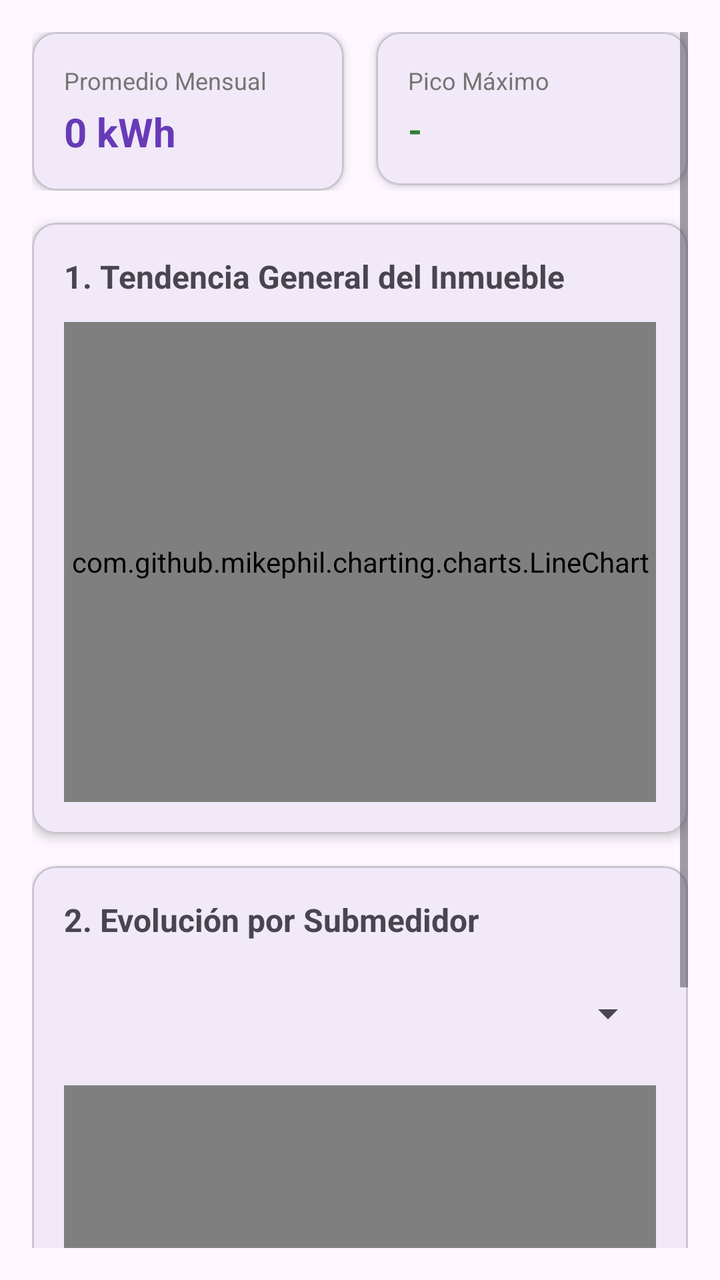
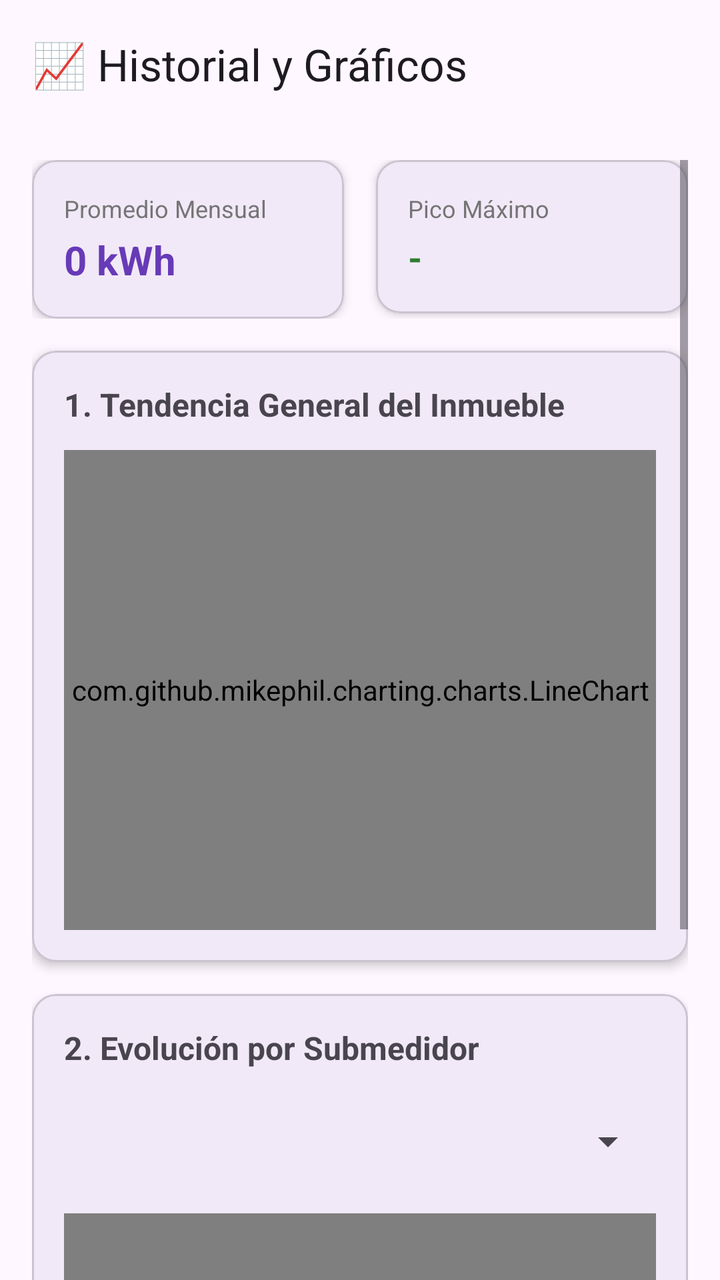

The first picture is an Android layout as it rendered before a commit; the second is the same layout after the commit. The layout source and the unified diff follow.
<!-- AndroidManifest.xml: application theme Theme.KiloWatt -->
<!-- res/layout/activity_historial_consumo.xml -->
<?xml version="1.0" encoding="utf-8"?>
<ScrollView xmlns:android="http://schemas.android.com/apk/res/android"
    xmlns:app="http://schemas.android.com/apk/res-auto"
    android:layout_width="match_parent"
    android:layout_height="match_parent"
    android:padding="16dp">

    <LinearLayout
        android:layout_width="match_parent"
        android:layout_height="wrap_content"
        android:orientation="vertical">

        
        <LinearLayout
            android:layout_width="match_parent"
            android:layout_height="wrap_content"
            android:layout_marginBottom="16dp"
            android:baselineAligned="false"
            android:orientation="horizontal"
            android:weightSum="2">

            <com.google.android.material.card.MaterialCardView
                android:layout_width="0dp"
                android:layout_height="wrap_content"
                android:layout_marginEnd="8dp"
                android:layout_weight="1"
                app:cardCornerRadius="12dp"
                app:cardElevation="3dp">

                <LinearLayout
                    android:layout_width="match_parent"
                    android:layout_height="wrap_content"
                    android:orientation="vertical"
                    android:padding="16dp">

                    <TextView
                        android:layout_width="wrap_content"
                        android:layout_height="wrap_content"
                        android:text="@string/label_promedio_kwh"
                        android:textColor="@color/gray_secondary"
                        android:textSize="12sp" />

                    <TextView
                        android:id="@+id/tvPromedioKwh"
                        android:layout_width="wrap_content"
                        android:layout_height="wrap_content"
                        android:layout_marginTop="4dp"
                        android:text="@string/default_kwh"
                        android:textColor="@color/purple_primary"
                        android:textSize="20sp"
                        android:textStyle="bold" />
                </LinearLayout>
            </com.google.android.material.card.MaterialCardView>

            <com.google.android.material.card.MaterialCardView
                android:layout_width="0dp"
                android:layout_height="wrap_content"
                android:layout_marginStart="8dp"
                android:layout_weight="1"
                app:cardCornerRadius="12dp"
                app:cardElevation="3dp">

                <LinearLayout
                    android:layout_width="match_parent"
                    android:layout_height="wrap_content"
                    android:orientation="vertical"
                    android:padding="16dp">

                    <TextView
                        android:layout_width="wrap_content"
                        android:layout_height="wrap_content"
                        android:text="@string/label_pico_maximo"
                        android:textColor="@color/gray_secondary"
                        android:textSize="12sp" />

                    <TextView
                        android:id="@+id/tvMesMayorConsumo"
                        android:layout_width="wrap_content"
                        android:layout_height="wrap_content"
                        android:layout_marginTop="4dp"
                        android:text="-"
                        android:textColor="@color/green_success"
                        android:textSize="18sp"
                        android:textStyle="bold" />
                </LinearLayout>
            </com.google.android.material.card.MaterialCardView>
        </LinearLayout>

        
        <com.google.android.material.card.MaterialCardView
            android:layout_width="match_parent"
            android:layout_height="wrap_content"
            android:layout_marginBottom="16dp"
            app:cardCornerRadius="12dp"
            app:cardElevation="3dp">

            <LinearLayout
                android:layout_width="match_parent"
                android:layout_height="wrap_content"
                android:orientation="vertical"
                android:padding="16dp">

                <TextView
                    android:layout_width="wrap_content"
                    android:layout_height="wrap_content"
                    android:text="@string/title_tendencia_inmueble"
                    android:textSize="16sp"
                    android:textStyle="bold" />

                <TextView
                    android:id="@+id/tvSinDatosMatriz"
                    android:layout_width="wrap_content"
                    android:layout_height="wrap_content"
                    android:layout_marginTop="8dp"
                    android:text="@string/msg_sin_datos_historicos"
                    android:textColor="@color/gray_secondary"
                    android:textSize="13sp"
                    android:visibility="gone" />

                <com.github.mikephil.charting.charts.LineChart
                    android:id="@+id/chartInmueble"
                    android:layout_width="match_parent"
                    android:layout_height="240dp"
                    android:layout_marginTop="12dp" />
            </LinearLayout>
        </com.google.android.material.card.MaterialCardView>

        
        <com.google.android.material.card.MaterialCardView
            android:layout_width="match_parent"
            android:layout_height="wrap_content"
            android:layout_marginBottom="16dp"
            app:cardCornerRadius="12dp"
            app:cardElevation="3dp">

            <LinearLayout
                android:layout_width="match_parent"
                android:layout_height="wrap_content"
                android:orientation="vertical"
                android:padding="16dp">

                <TextView
                    android:layout_width="wrap_content"
                    android:layout_height="wrap_content"
                    android:text="@string/title_evolucion_submedidor"
                    android:textSize="16sp"
                    android:textStyle="bold" />

                <Spinner
                    android:id="@+id/spSubmedidorHistorial"
                    android:layout_width="match_parent"
                    android:layout_height="wrap_content"
                    android:layout_marginTop="12dp"
                    android:minHeight="48dp" />

                <TextView
                    android:id="@+id/tvSinDatosSubmedidor"
                    android:layout_width="wrap_content"
                    android:layout_height="wrap_content"
                    android:layout_marginTop="8dp"
                    android:text="@string/msg_sin_datos_historicos"
                    android:textColor="@color/gray_secondary"
                    android:textSize="13sp"
                    android:visibility="gone" />

                <com.github.mikephil.charting.charts.BarChart
                    android:id="@+id/chartSubmedidor"
                    android:layout_width="match_parent"
                    android:layout_height="240dp"
                    android:layout_marginTop="12dp" />
            </LinearLayout>
        </com.google.android.material.card.MaterialCardView>

    </LinearLayout>
</ScrollView>
<!-- resources referenced by this layout -->
<resources>
  <color name="gray_secondary">#757575</color>
  <color name="green_success">#2E7D32</color>
  <color name="purple_primary">#673AB7</color>
  <string name="default_kwh">0 kWh</string>
  <string name="label_pico_maximo">Pico Máximo</string>
  <string name="label_promedio_kwh">Promedio Mensual</string>
  <string name="msg_sin_datos_historicos">Ingresa lecturas en al menos un periodo para visualizar gráficos</string>
  <string name="title_evolucion_submedidor">2. Evolución por Submedidor</string>
  <string name="title_tendencia_inmueble">1. Tendencia General del Inmueble</string>
  <style name="Theme.KiloWatt" parent="Base.Theme.KiloWatt" />
  <style name="Base.Theme.KiloWatt" parent="Theme.Material3.DayNight.NoActionBar">
          
          
      </style>
</resources>

<!-- the commit's change to res/layout/activity_historial_consumo.xml (unified diff, before → after) -->
@@ -1,29 +1,116 @@
 <?xml version="1.0" encoding="utf-8"?>
-<ScrollView xmlns:android="http://schemas.android.com/apk/res/android"
+<LinearLayout xmlns:android="http://schemas.android.com/apk/res/android"
     xmlns:app="http://schemas.android.com/apk/res-auto"
     android:layout_width="match_parent"
     android:layout_height="match_parent"
-    android:padding="16dp">
+    android:orientation="vertical">
 
-    <LinearLayout
+    <com.google.android.material.appbar.AppBarLayout
         android:layout_width="match_parent"
         android:layout_height="wrap_content"
-        android:orientation="vertical">
+        android:background="@android:color/transparent"
+        app:elevation="0dp">
 
-        
+        <com.google.android.material.appbar.MaterialToolbar
+            android:id="@+id/topAppBar"
+            android:layout_width="match_parent"
+            android:layout_height="?attr/actionBarSize"
+            app:title="@string/title_historial_graficos" />
+    </com.google.android.material.appbar.AppBarLayout>
+
+    <ScrollView
+        android:layout_width="match_parent"
+        android:layout_height="match_parent"
+        android:clipToPadding="false"
+        android:padding="16dp"
+        android:paddingBottom="24dp">
+
         <LinearLayout
             android:layout_width="match_parent"
             android:layout_height="wrap_content"
-            android:layout_marginBottom="16dp"
-            android:baselineAligned="false"
-            android:orientation="horizontal"
-            android:weightSum="2">
+            android:orientation="vertical">
 
+            
+            <LinearLayout
+                android:layout_width="match_parent"
+                android:layout_height="wrap_content"
+                android:layout_marginBottom="16dp"
+                android:baselineAligned="false"
+                android:orientation="horizontal"
+                android:weightSum="2">
+
+                <com.google.android.material.card.MaterialCardView
+                    android:layout_width="0dp"
+                    android:layout_height="wrap_content"
+                    android:layout_marginEnd="8dp"
+                    android:layout_weight="1"
+                    app:cardCornerRadius="12dp"
+                    app:cardElevation="3dp">
+
+                    <LinearLayout
+                        android:layout_width="match_parent"
+                        android:layout_height="wrap_content"
+                        android:orientation="vertical"
+                        android:padding="16dp">
+
+                        <TextView
+                            android:layout_width="wrap_content"
+                            android:layout_height="wrap_content"
+                            android:text="@string/label_promedio_kwh"
+                            android:textColor="@color/gray_secondary"
+                            android:textSize="12sp" />
+
+                        <TextView
+                            android:id="@+id/tvPromedioKwh"
+                            android:layout_width="wrap_content"
+                            android:layout_height="wrap_content"
+                            android:layout_marginTop="4dp"
+                            android:text="@string/default_kwh"
+                            android:textColor="@color/purple_primary"
+                            android:textSize="20sp"
+                            android:textStyle="bold" />
+                    </LinearLayout>
+                </com.google.android.material.card.MaterialCardView>
+
+                <com.google.android.material.card.MaterialCardView
+                    android:layout_width="0dp"
+                    android:layout_height="wrap_content"
+                    android:layout_marginStart="8dp"
+                    android:layout_weight="1"
+                    app:cardCornerRadius="12dp"
+                    app:cardElevation="3dp">
+
+                    <LinearLayout
+                        android:layout_width="match_parent"
+                        android:layout_height="wrap_content"
+                        android:orientation="vertical"
+                        android:padding="16dp">
+
+                        <TextView
+                            android:layout_width="wrap_content"
+                            android:layout_height="wrap_content"
+                            android:text="@string/label_pico_maximo"
+                            android:textColor="@color/gray_secondary"
+                            android:textSize="12sp" />
+
+                        <TextView
+                            android:id="@+id/tvMesMayorConsumo"
+                            android:layout_width="wrap_content"
+                            android:layout_height="wrap_content"
+                            android:layout_marginTop="4dp"
+                            android:text="-"
+                            android:textColor="@color/green_success"
+                            android:textSize="18sp"
+                            android:textStyle="bold" />
+                    </LinearLayout>
+                </com.google.android.material.card.MaterialCardView>
+            </LinearLayout>
+
+            
             <com.google.android.material.card.MaterialCardView
-                android:layout_width="0dp"
+                android:layout_width="match_parent"
                 android:layout_height="wrap_content"
-                android:layout_marginEnd="8dp"
-                android:layout_weight="1"
+                android:layout_marginBottom="16dp"
                 app:cardCornerRadius="12dp"
                 app:cardElevation="3dp">
 
@@ -36,27 +123,33 @@
                     <TextView
                         android:layout_width="wrap_content"
                         android:layout_height="wrap_content"
-                        android:text="@string/label_promedio_kwh"
-                        android:textColor="@color/gray_secondary"
-                        android:textSize="12sp" />
+                        android:text="@string/title_tendencia_inmueble"
+                        android:textSize="16sp"
+                        android:textStyle="bold" />
 
                     <TextView
-                        android:id="@+id/tvPromedioKwh"
+                        android:id="@+id/tvSinDatosMatriz"
                         android:layout_width="wrap_content"
                         android:layout_height="wrap_content"
-                        android:layout_marginTop="4dp"
-                        android:text="@string/default_kwh"
-                        android:textColor="@color/purple_primary"
-                        android:textSize="20sp"
-                        android:textStyle="bold" />
+                        android:layout_marginTop="8dp"
+                        android:text="@string/msg_sin_datos_historicos"
+                        android:textColor="@color/gray_secondary"
+                        android:textSize="13sp"
+                        android:visibility="gone" />
+
+                    <com.github.mikephil.charting.charts.LineChart
+                        android:id="@+id/chartInmueble"
+                        android:layout_width="match_parent"
+                        android:layout_height="240dp"
+                        android:layout_marginTop="12dp" />
                 </LinearLayout>
             </com.google.android.material.card.MaterialCardView>
 
+            
             <com.google.android.material.card.MaterialCardView
-                android:layout_width="0dp"
+                android:layout_width="match_parent"
                 android:layout_height="wrap_content"
-                android:layout_marginStart="8dp"
-                android:layout_weight="1"
+                android:layout_marginBottom="16dp"
                 app:cardCornerRadius="12dp"
                 app:cardElevation="3dp">
 
@@ -69,107 +162,35 @@
                     <TextView
                         android:layout_width="wrap_content"
                         android:layout_height="wrap_content"
-                        android:text="@string/label_pico_maximo"
-                        android:textColor="@color/gray_secondary"
-                        android:textSize="12sp" />
+                        android:text="@string/title_evolucion_submedidor"
+                        android:textSize="16sp"
+                        android:textStyle="bold" />
+
+                    <Spinner
+                        android:id="@+id/spSubmedidorHistorial"
+                        android:layout_width="match_parent"
+                        android:layout_height="wrap_content"
+                        android:layout_marginTop="12dp"
+                        android:minHeight="48dp" />
 
                     <TextView
-                        android:id="@+id/tvMesMayorConsumo"
+                        android:id="@+id/tvSinDatosSubmedidor"
                         android:layout_width="wrap_content"
                         android:layout_height="wrap_content"
-                        android:layout_marginTop="4dp"
-                        android:text="-"
-                        android:textColor="@color/green_success"
-                        android:textSize="18sp"
-                        android:textStyle="bold" />
+                        android:layout_marginTop="8dp"
+                        android:text="@string/msg_sin_datos_historicos"
+                        android:textColor="@color/gray_secondary"
+                        android:textSize="13sp"
+                        android:visibility="gone" />
+
+                    <com.github.mikephil.charting.charts.BarChart
+                        android:id="@+id/chartSubmedidor"
+                        android:layout_width="match_parent"
+                        android:layout_height="240dp"
+                        android:layout_marginTop="12dp" />
                 </LinearLayout>
             </com.google.android.material.card.MaterialCardView>
+
         </LinearLayout>
-
-        
-        <com.google.android.material.card.MaterialCardView
-            android:layout_width="match_parent"
-            android:layout_height="wrap_content"
-            android:layout_marginBottom="16dp"
-            app:cardCornerRadius="12dp"
-            app:cardElevation="3dp">
-
-            <LinearLayout
-                android:layout_width="match_parent"
-                android:layout_height="wrap_content"
-                android:orientation="vertical"
-                android:padding="16dp">
-
-                <TextView
-                    android:layout_width="wrap_content"
-                    android:layout_height="wrap_content"
-                    android:text="@string/title_tendencia_inmueble"
-                    android:textSize="16sp"
-                    android:textStyle="bold" />
-
-                <TextView
-                    android:id="@+id/tvSinDatosMatriz"
-                    android:layout_width="wrap_content"
-                    android:layout_height="wrap_content"
-                    android:layout_marginTop="8dp"
-                    android:text="@string/msg_sin_datos_historicos"
-                    android:textColor="@color/gray_secondary"
-                    android:textSize="13sp"
-                    android:visibility="gone" />
-
-                <com.github.mikephil.charting.charts.LineChart
-                    android:id="@+id/chartInmueble"
-                    android:layout_width="match_parent"
-                    android:layout_height="240dp"
-                    android:layout_marginTop="12dp" />
-            </LinearLayout>
-        </com.google.android.material.card.MaterialCardView>
-
-        
-        <com.google.android.material.card.MaterialCardView
-            android:layout_width="match_parent"
-            android:layout_height="wrap_content"
-            android:layout_marginBottom="16dp"
-            app:cardCornerRadius="12dp"
-            app:cardElevation="3dp">
-
-            <LinearLayout
-                android:layout_width="match_parent"
-                android:layout_height="wrap_content"
-                android:orientation="vertical"
-                android:padding="16dp">
-
-                <TextView
-                    android:layout_width="wrap_content"
-                    android:layout_height="wrap_content"
-                    android:text="@string/title_evolucion_submedidor"
-                    android:textSize="16sp"
-                    android:textStyle="bold" />
-
-                <Spinner
-                    android:id="@+id/spSubmedidorHistorial"
-                    android:layout_width="match_parent"
-                    android:layout_height="wrap_content"
-                    android:layout_marginTop="12dp"
-                    android:minHeight="48dp" />
-
-                <TextView
-                    android:id="@+id/tvSinDatosSubmedidor"
-                    android:layout_width="wrap_content"
-                    android:layout_height="wrap_content"
-                    android:layout_marginTop="8dp"
-                    android:text="@string/msg_sin_datos_historicos"
-                    android:textColor="@color/gray_secondary"
-                    android:textSize="13sp"
-                    android:visibility="gone" />
-
-                <com.github.mikephil.charting.charts.BarChart
-                    android:id="@+id/chartSubmedidor"
-                    android:layout_width="match_parent"
-                    android:layout_height="240dp"
-                    android:layout_marginTop="12dp" />
-            </LinearLayout>
-        </com.google.android.material.card.MaterialCardView>
-
-    </LinearLayout>
-</ScrollView>
+    </ScrollView>
+</LinearLayout>
<!-- resource entries referenced after the edit -->
@@ -8,6 +8,7 @@
   <string name="label_promedio_kwh">Promedio Mensual</string>
   <string name="msg_sin_datos_historicos">Ingresa lecturas en al menos un periodo para visualizar gráficos</string>
   <string name="title_evolucion_submedidor">2. Evolución por Submedidor</string>
+  <string name="title_historial_graficos">📈 Historial y Gráficos</string>
   <string name="title_tendencia_inmueble">1. Tendencia General del Inmueble</string>
   <style name="Theme.KiloWatt" parent="Base.Theme.KiloWatt" />
   <style name="Base.Theme.KiloWatt" parent="Theme.Material3.DayNight.NoActionBar">
